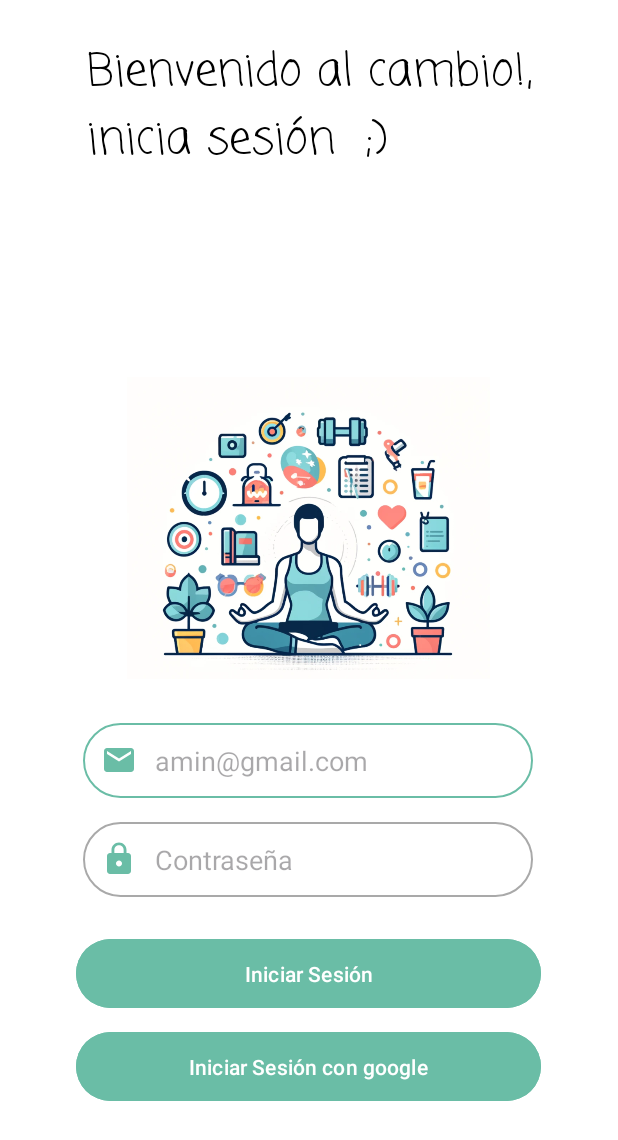
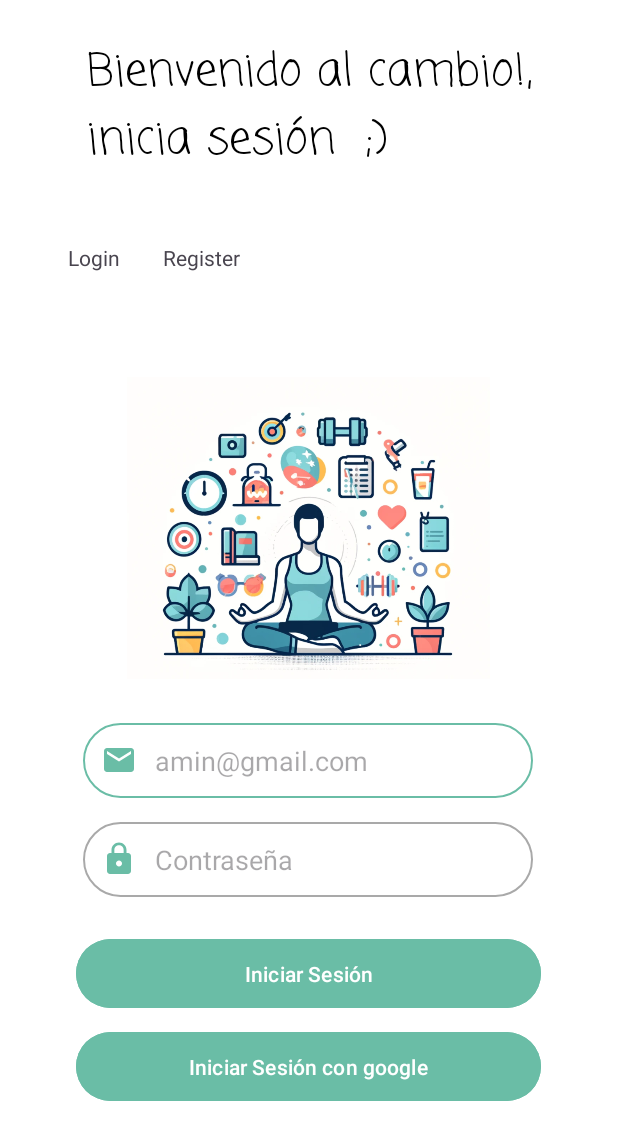
Before and after one commit to aezzaididam1/AppTFG, an Android app: the screen it shows after launch (ConexionFireBase before the commit, InicioSesionActivity after it), after a tap on "Iniciar Sesión", on a phone screen of 412 x 824 dp. Shown: the top 1140 px of the screen. Run offline under Robolectric (Android 15) with nearby library versions, the phone set to English and light mode, and no system bars; our stand-ins replace Firebase (no records; nobody signed in at launch, a user with empty details on screens opened directly).

Commit message:
implementado control de excepciones y validaciones en formulario inicio de sesión

```diff
--- a/app/build.gradle.kts
+++ b/app/build.gradle.kts
@@ -34,6 +34,9 @@
     kotlinOptions {
         jvmTarget = "1.8"
     }
+    buildFeatures {
+        viewBinding = true
+    }
 }
 
 dependencies {
@@ -42,6 +45,8 @@
     implementation("androidx.appcompat:appcompat:1.6.1")
     implementation("com.google.android.material:material:1.11.0")
     implementation("androidx.constraintlayout:constraintlayout:2.1.4")
+    implementation("androidx.navigation:navigation-fragment-ktx:2.6.0")
+    implementation("androidx.navigation:navigation-ui-ktx:2.6.0")
     testImplementation("junit:junit:4.13.2")
     androidTestImplementation("androidx.test.ext:junit:1.1.5")
     androidTestImplementation("androidx.test.espresso:espresso-core:3.5.1")
--- a/app/src/main/java/com/amine/mytfg/ConexionFireBase.kt
+++ /dev/null
@@ -1,47 +0,0 @@
-package com.amine.mytfg
-
-import androidx.appcompat.app.AppCompatActivity
-import android.os.Bundle
-import android.util.Log
-import android.view.View
-import android.widget.EditText
-import android.widget.Toast
-import com.google.firebase.Firebase
-import com.google.firebase.auth.FirebaseAuth
-import com.google.firebase.auth.auth
-
-class ConexionFireBase : AppCompatActivity() {
-    private lateinit var auth: FirebaseAuth
-
-    override fun onCreate(savedInstanceState: Bundle?) {
-        super.onCreate(savedInstanceState)
-        setContentView(R.layout.inicio_sesion_view)
-        auth = Firebase.auth
-
-
-    }
-    fun IniciarSesion(view: View) {val email = findViewById<EditText>(R.id.edt_email).text.toString()
-        val contraseña = findViewById<EditText>(R.id.edt_contraseña).text.toString()
-        signIn(email,contraseña)}
-
-
-     fun signIn(email: String, password: String) {
-        auth.signInWithEmailAndPassword(email, password)
-            .addOnCompleteListener(this) { task ->
-                if (task.isSuccessful) {
-                    // Sign in success, update UI with the signed-in user's information
-                    Log.d("SignIn", "signInWithEmail:success")
-                    val user = auth.currentUser
-                    // Cambiar a la actividad después del inicio de sesión o actualizar la UI
-                    setContentView(R.layout.activity_principal)
-                } else {
-                    // If sign in fails, display a message to the user.
-                    Log.w("SignIn", "signInWithEmail:failure", task.exception)
-                    Toast.makeText(baseContext, "Authentication failed.",
-                        Toast.LENGTH_SHORT).show()
-                }
-            }
-    }
-
-
-}
--- /dev/null
+++ b/app/src/main/java/com/amine/mytfg/InicioSesionActivity.kt
@@ -0,0 +1,81 @@
+package com.amine.mytfg
+
+import android.content.Intent
+import androidx.appcompat.app.AppCompatActivity
+import android.os.Bundle
+import android.util.Log
+import android.view.View
+import android.widget.EditText
+import android.widget.TextView
+import android.widget.Toast
+import com.google.firebase.Firebase
+import com.google.firebase.auth.FirebaseAuth
+import com.google.firebase.auth.FirebaseAuthException
+import com.google.firebase.auth.auth
+
+class InicioSesionActivity : AppCompatActivity() {
+    private lateinit var auth: FirebaseAuth
+
+    override fun onCreate(savedInstanceState: Bundle?) {
+        super.onCreate(savedInstanceState)
+        setContentView(R.layout.inicio_sesion_view)
+        val textViewLogin = findViewById<TextView>(R.id.textViewLogin)
+        textViewLogin.isClickable = false
+        auth = Firebase.auth
+
+
+    }
+
+
+    fun IniciarSesion(view: View) {
+        val email = findViewById<EditText>(R.id.edt_email).text.toString().trim()
+        val password = findViewById<EditText>(R.id.edt_contraseña).text.toString().trim()
+
+        if (email.isEmpty() || password.isEmpty()) {
+            Toast.makeText(
+                this,
+                "Los campos de correo electrónico y contraseña no pueden estar vacíos.",
+                Toast.LENGTH_SHORT
+            ).show()
+            return
+        }
+
+        signIn(email, password)
+    }
+
+    private fun signIn(email: String, password: String) {
+        auth.signInWithEmailAndPassword(email, password)
+            .addOnCompleteListener(this) { task ->
+                if (task.isSuccessful) {
+                    Log.d("SignIn", "signInWithEmail:success")
+                    startActivity(Intent(this, checkCampos::class.java))
+                    finish()
+                } else {
+                    // Manera simplificada de manejar el error
+                    task.exception?.let {
+                        val message = when (it) {
+                            is FirebaseAuthException -> when (it.errorCode) {
+                                "ERROR_INVALID_EMAIL" -> "Formato de correo electrónico inválido."
+                                "ERROR_WRONG_PASSWORD" -> "Contraseña incorrecta."
+                                "ERROR_USER_NOT_FOUND" -> "Usuario no encontrado."
+                                else -> "Error de autenticación."
+                            }
+
+                            else -> "Error de autenticación."
+                        }
+                        Toast.makeText(baseContext, message, Toast.LENGTH_SHORT).show()
+                    }
+                }
+            }
+    }
+
+
+    fun RegistroActivity(view: View) {
+
+        val intent = Intent(this, RegistroActivity::class.java)
+        startActivity(intent)
+
+    }
+
+
+}
--- /dev/null
+++ b/app/src/main/res/drawable/ig_person.xml
@@ -0,0 +1,5 @@
+<vector android:height="24dp" android:tint="#6ABDA6"
+    android:viewportHeight="24" android:viewportWidth="24"
+    android:width="24dp" xmlns:android="http://schemas.android.com/apk/res/android">
+    <path android:fillColor="@android:color/white" android:pathData="M12,12c2.21,0 4,-1.79 4,-4s-1.79,-4 -4,-4 -4,1.79 -4,4 1.79,4 4,4zM12,14c-2.67,0 -8,1.34 -8,4v2h16v-2c0,-2.66 -5.33,-4 -8,-4z"/>
+</vector>
--- a/app/src/main/res/layout/inicio_sesion_view.xml
+++ b/app/src/main/res/layout/inicio_sesion_view.xml
@@ -5,7 +5,19 @@
     android:layout_width="match_parent"
     android:layout_height="match_parent"
     android:background="#FFFFFF"
-    tools:context=".ConexionFireBase">
+    tools:context=".InicioSesionActivity">
+
+    <TextView
+        android:id="@+id/textView3"
+        android:layout_width="wrap_content"
+        android:layout_height="wrap_content"
+        android:layout_marginEnd="252dp"
+        android:text="Register"
+        app:layout_constraintBottom_toTopOf="@+id/guideline3"
+        app:layout_constraintEnd_toEndOf="parent"
+        app:layout_constraintTop_toTopOf="@+id/guideline2"
+        android:clickable="true"
+        android:onClick="RegistroActivity"/>
 
     <TextView
         android:id="@+id/textView"
@@ -37,23 +49,25 @@
         android:layout_width="wrap_content"
         android:layout_height="wrap_content"
         android:layout_marginTop="24dp"
-        android:paddingStart="12dp"
-        android:paddingEnd="12dp"
+        android:background="@drawable/custom_input"
         android:contentDescription="Introduce tu email"
         android:drawableStart="@drawable/logo_email"
         android:drawablePadding="12dp"
-        android:background="@drawable/custom_input"
         android:ems="10"
         android:hint="amin@gmail.com"
         android:inputType="textEmailAddress"
+        android:minWidth="300dp"
+        android:minHeight="50dp"
 
+        android:paddingStart="12dp"
+        android:paddingEnd="12dp"
         app:layout_constraintEnd_toEndOf="parent"
         app:layout_constraintHorizontal_bias="0.497"
         app:layout_constraintStart_toStartOf="parent"
         app:layout_constraintTop_toTopOf="@+id/guideline"
-        tools:visibility="visible"
-        android:minHeight="50dp"
-        android:minWidth="300dp"/>
+        tools:visibility="visible" />
+
+
 
     <androidx.constraintlayout.widget.Guideline
         android:id="@+id/guideline"
@@ -90,13 +104,12 @@
         android:layout_height="54dp"
         android:layout_marginTop="24dp"
         android:backgroundTint="#6ABDA6"
+        android:onClick="IniciarSesion"
         android:text="Iniciar Sesión"
         app:layout_constraintEnd_toEndOf="parent"
         app:layout_constraintHorizontal_bias="0.495"
         app:layout_constraintStart_toStartOf="parent"
-        app:layout_constraintTop_toBottomOf="@+id/edt_contraseña"
-        android:onClick="IniciarSesion"
-        />
+        app:layout_constraintTop_toBottomOf="@+id/edt_contraseña" />
 
 
     <Button
@@ -111,5 +124,30 @@
         app:layout_constraintStart_toStartOf="parent"
         app:layout_constraintTop_toBottomOf="@+id/btn_inicio_sesion" />
 
+    <TextView
+        android:id="@+id/textViewLogin"
+        android:layout_width="wrap_content"
+        android:layout_height="wrap_content"
+        android:layout_marginStart="16dp"
+        android:text="Login"
+        app:layout_constraintBottom_toTopOf="@+id/guideline3"
+        app:layout_constraintEnd_toStartOf="@+id/textView3"
+        app:layout_constraintStart_toStartOf="parent"
+        app:layout_constraintTop_toTopOf="@+id/guideline2" />
+
+    <androidx.constraintlayout.widget.Guideline
+        android:id="@+id/guideline2"
+        android:layout_width="wrap_content"
+        android:layout_height="wrap_content"
+        android:orientation="horizontal"
+        app:layout_constraintGuide_percent="0.16826266" />
+
+    <androidx.constraintlayout.widget.Guideline
+        android:id="@+id/guideline3"
+        android:layout_width="wrap_content"
+        android:layout_height="wrap_content"
+        android:orientation="horizontal"
+        app:layout_constraintGuide_percent="0.24760602" />
+
 
 </androidx.constraintlayout.widget.ConstraintLayout>
--- /dev/null
+++ b/app/src/main/res/values-land/dimens.xml
@@ -0,0 +1,3 @@
+<resources>
+      <dimen name="fab_margin">48dp</dimen>
+   </resources>
--- /dev/null
+++ b/app/src/main/res/values-v23/themes.xml
@@ -0,0 +1,8 @@
+<resources xmlns:tools="http://schemas.android.com/tools">
+  <style name="Theme.MyTFG" parent="Base.Theme.MyTFG">
+    <!-- Transparent system bars for edge-to-edge. -->
+    <item name="android:navigationBarColor">@android:color/transparent</item>
+    <item name="android:statusBarColor">@android:color/transparent</item>
+    <item name="android:windowLightStatusBar">?attr/isLightTheme</item>
+  </style>
+</resources>
--- /dev/null
+++ b/app/src/main/res/values-w1240dp/dimens.xml
@@ -0,0 +1,3 @@
+<resources>
+      <dimen name="fab_margin">200dp</dimen>
+   </resources>
--- /dev/null
+++ b/app/src/main/res/values-w600dp/dimens.xml
@@ -0,0 +1,3 @@
+<resources>
+      <dimen name="fab_margin">48dp</dimen>
+   </resources>
--- /dev/null
+++ b/app/src/main/res/values/dimens.xml
@@ -0,0 +1,3 @@
+<resources>
+      <dimen name="fab_margin">16dp</dimen>
+   </resources>
```
Also changed, not shown: app/src/main/AndroidManifest.xml (+6 -1 lines), app/src/main/java/com/amine/mytfg/RegistroActivity.kt (added, +86 -0 lines), app/src/main/res/layout/activity_registro.xml (added, +178 -0 lines), app/src/main/res/layout/content_registro.xml (added, +20 -0 lines), app/src/main/res/navigation/nav_graph.xml (added, +28 -0 lines), app/src/main/res/values/strings.xml (+43 -0 lines).
